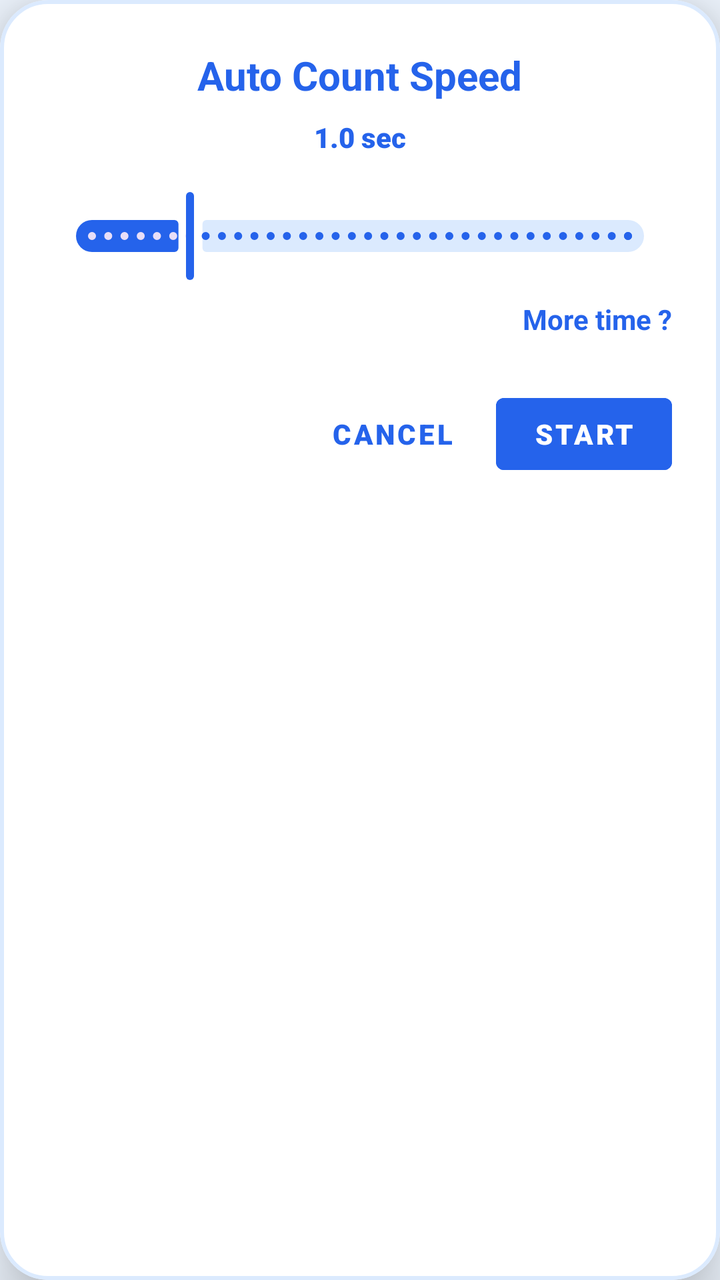
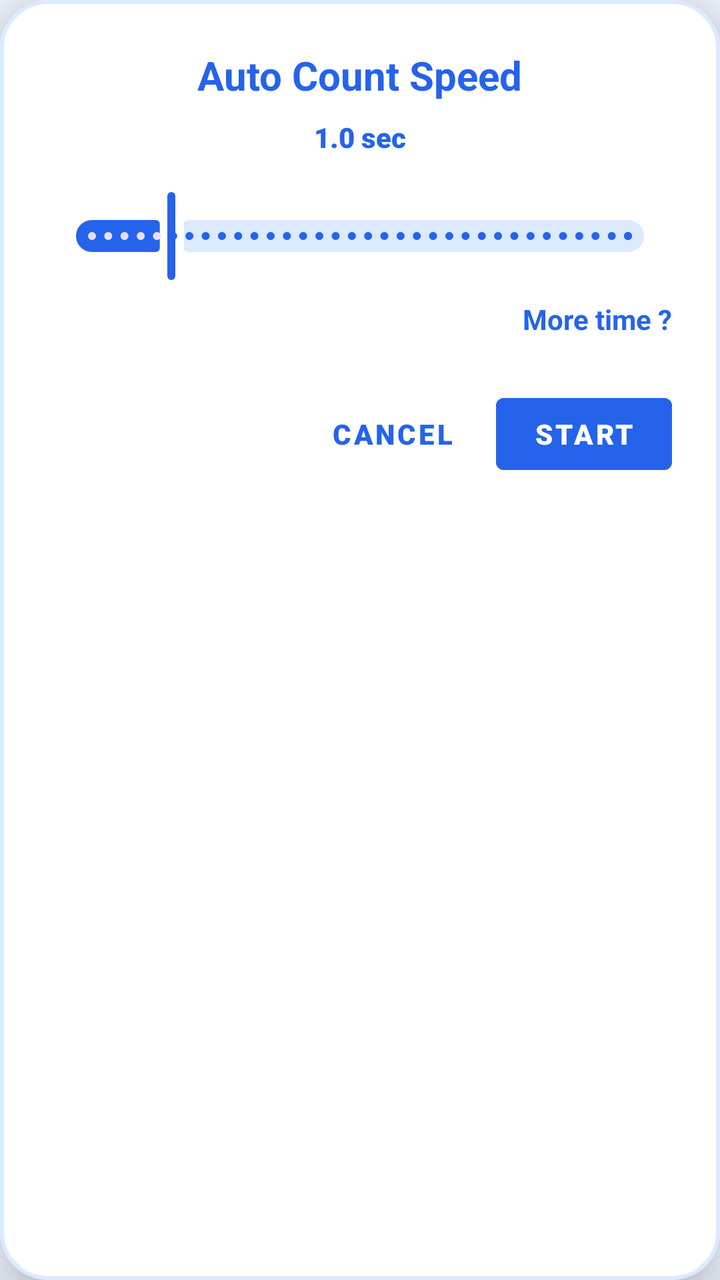

An Android layout rendered at two revisions. The XML below is the earlier revision; the diff shows what the commit changed to produce the second picture.
<!-- AndroidManifest.xml: application theme Theme.SmartTasbeeh -->
<!-- res/layout/dialog_auto_config.xml -->
<?xml version="1.0" encoding="utf-8"?>
<com.google.android.material.card.MaterialCardView xmlns:android="http://schemas.android.com/apk/res/android"
    xmlns:app="http://schemas.android.com/apk/res-auto"
    android:layout_width="320dp"
    android:layout_height="wrap_content"
    app:cardCornerRadius="24dp"
    app:cardElevation="16dp"
    app:cardBackgroundColor="@color/card_background"
    app:strokeColor="@color/card_stroke_color"
    app:strokeWidth="2dp">

    <LinearLayout
        android:layout_width="match_parent"
        android:layout_height="wrap_content"
        android:orientation="vertical"
        android:padding="24dp">

        <TextView
            android:layout_width="wrap_content"
            android:layout_height="wrap_content"
            android:text="Auto Count Speed"
            android:textSize="20sp"
            android:textStyle="bold"
            android:textColor="@color/tasbeeh_blue_primary"
            android:layout_gravity="center_horizontal"
            android:layout_marginBottom="8dp"/>
            
        <TextView
            android:id="@+id/tvSpeedValue"
            android:layout_width="wrap_content"
            android:layout_height="wrap_content"
            android:text="1.0 sec"
            android:textSize="14sp"
            android:fontFamily="sans-serif-black"
            android:textColor="@color/tasbeeh_blue_primary"
            android:layout_gravity="center_horizontal"
            android:layout_marginBottom="16dp"/>

        <com.google.android.material.slider.Slider
            android:id="@+id/sliderSpeed"
            android:layout_width="match_parent"
            android:layout_height="wrap_content"
            android:valueFrom="0.1"
            android:valueTo="5.0"
            android:stepSize="0.1"
            android:value="1.0"
            app:thumbColor="@color/tasbeeh_blue_primary"
            app:trackColorActive="@color/tasbeeh_blue_primary"
            app:trackColorInactive="@color/card_stroke_color"/>

        <TextView
            android:id="@+id/tvMoreTime"
            android:layout_width="wrap_content"
            android:layout_height="wrap_content"
            android:text="More time ?"
            android:textSize="14sp"
            android:textStyle="bold"
            android:textColor="@color/tasbeeh_blue_primary"
            android:layout_gravity="end"
            android:layout_marginTop="8dp"
            android:clickable="true"
            android:focusable="true"/>

        <LinearLayout
            android:layout_width="match_parent"
            android:layout_height="wrap_content"
            android:orientation="horizontal"
            android:layout_marginTop="24dp"
            android:gravity="end">

            <Button
                android:id="@+id/btnCancelAuto"
                android:layout_width="wrap_content"
                android:layout_height="wrap_content"
                android:text="Cancel"
                android:fontFamily="sans-serif-black"
                android:textColor="@color/tasbeeh_blue_primary"
                style="@style/Widget.MaterialComponents.Button.TextButton"/>

            <Button
                android:id="@+id/btnStartAuto"
                android:layout_width="wrap_content"
                android:layout_height="wrap_content"
                android:text="Start"
                android:fontFamily="sans-serif-black"
                style="@style/Widget.MaterialComponents.Button.UnelevatedButton"
                android:backgroundTint="@color/tasbeeh_blue_primary"
                android:textColor="@android:color/white"
                android:layout_marginStart="8dp"/>
        </LinearLayout>

    </LinearLayout>
</com.google.android.material.card.MaterialCardView>
<!-- resources referenced by this layout -->
<resources>
  <color name="card_background">#FFFFFF</color>
  <color name="card_stroke_color">#DBEAFE</color>
  <color name="tasbeeh_blue_primary">#2563EB</color>
  <style name="Theme.SmartTasbeeh" parent="Base.Theme.SmartTasbeeh" />
  <style name="Base.Theme.SmartTasbeeh" parent="Theme.Material3.DayNight.NoActionBar">
          <item name="colorPrimary">@color/tasbeeh_blue_primary</item>
          <item name="colorPrimaryVariant">@color/tasbeeh_blue_dark</item>
          <item name="colorOnPrimary">@color/white</item>
  
          <item name="android:statusBarColor">@color/tasbeeh_blue_dark</item>
          <item name="android:windowLightStatusBar">false</item>
  
          <item name="android:windowBackground">@color/background_light</item>
          <item name="android:textColor">@color/text_primary</item>
      </style>
  <color name="tasbeeh_blue_dark">#1E3A8A</color>
  <color name="white">#FFFFFFFF</color>
  <color name="background_light">#EFF6FF</color>
  <color name="text_primary">#0F172A</color>
</resources>

<!-- the commit's change to res/layout/dialog_auto_config.xml (unified diff, before → after) -->
@@ -40,7 +40,7 @@
             android:id="@+id/sliderSpeed"
             android:layout_width="match_parent"
             android:layout_height="wrap_content"
-            android:valueFrom="0.1"
+            android:valueFrom="0.3"
             android:valueTo="5.0"
             android:stepSize="0.1"
             android:value="1.0"
